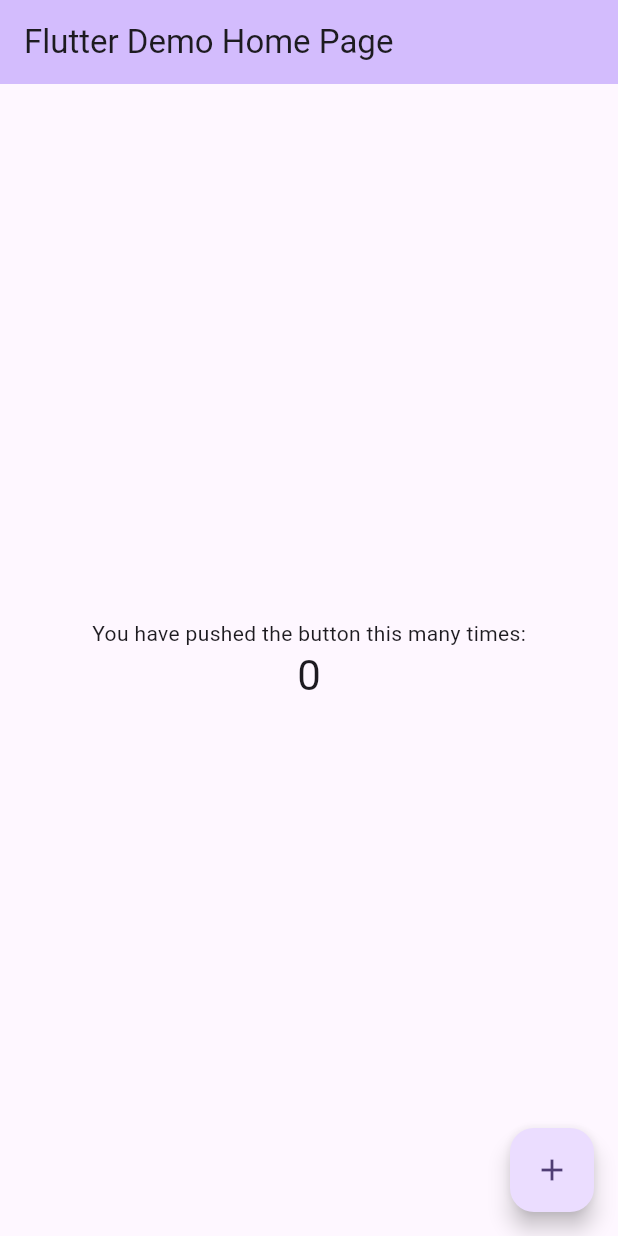
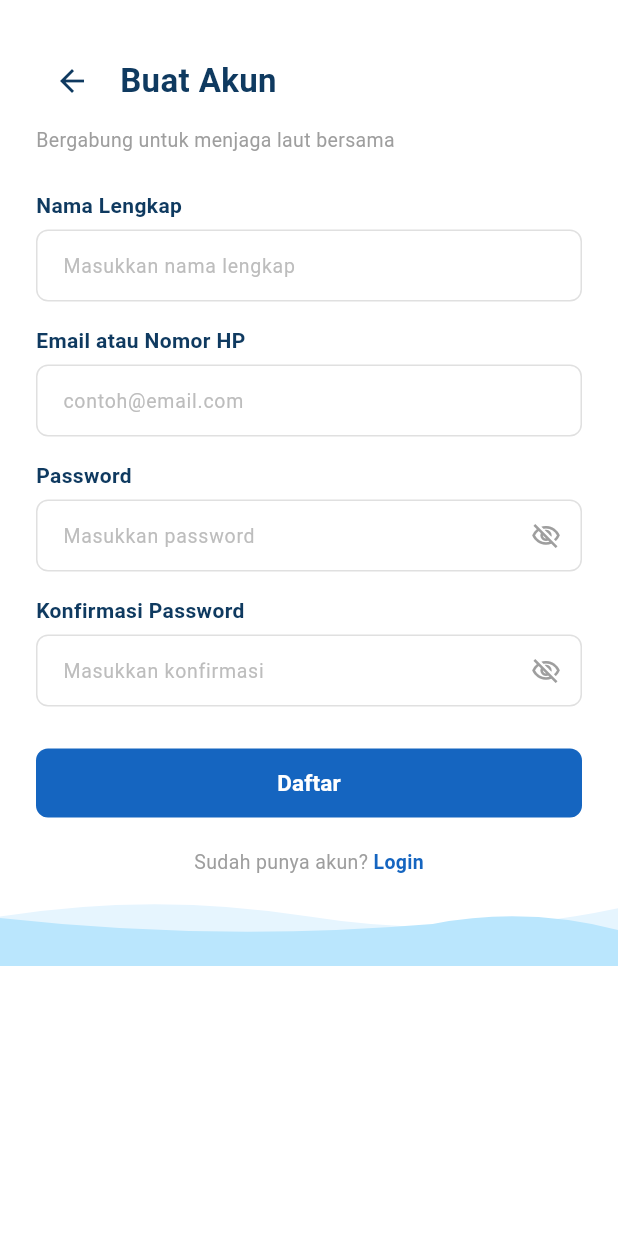
Before and after one commit to arfianti056-cloud/lautcare, a Flutter app: the screen it shows after launch, on a phone screen of 412 x 824 dp. Run offline on Flutter 3.47's test engine with Material 3 defaults, Android fonts, the phone set to English and light mode, and no system bars.

Commit message:
Update register screen LautCare

```diff
--- a/lib/main.dart
+++ b/lib/main.dart
@@ -1,4 +1,6 @@
 import 'package:flutter/material.dart';
+
+import 'screens/register_screen.dart';
 
 void main() {
   runApp(const MyApp());
@@ -7,116 +9,11 @@ void main() {
 class MyApp extends StatelessWidget {
   const MyApp({super.key});
 
-  // This widget is the root of your application.
   @override
   Widget build(BuildContext context) {
-    return MaterialApp(
-      title: 'Flutter Demo',
-      theme: ThemeData(
-        // This is the theme of your application.
-        //
-        // TRY THIS: Try running your application with "flutter run". You'll see
-        // the application has a purple toolbar. Then, without quitting the app,
-        // try changing the seedColor in the colorScheme below to Colors.green
-        // and then invoke "hot reload" (save your changes or press the "hot
-        // reload" button in a Flutter-supported IDE, or press "r" if you used
-        // the command line to start the app).
-        //
-        // Notice that the counter didn't reset back to zero; the application
-        // state is not lost during the reload. To reset the state, use hot
-        // restart instead.
-        //
-        // This works for code too, not just values: Most code changes can be
-        // tested with just a hot reload.
-        colorScheme: .fromSeed(seedColor: Colors.deepPurple),
-      ),
-      home: const MyHomePage(title: 'Flutter Demo Home Page'),
+    return const MaterialApp(
+      debugShowCheckedModeBanner: false,
+      home: RegisterScreen(),
     );
   }
 }
-
-class MyHomePage extends StatefulWidget {
-  const MyHomePage({super.key, required this.title});
-
-  // This widget is the home page of your application. It is stateful, meaning
-  // that it has a State object (defined below) that contains fields that affect
-  // how it looks.
-
-  // This class is the configuration for the state. It holds the values (in this
-  // case the title) provided by the parent (in this case the App widget) and
-  // used by the build method of the State. Fields in a Widget subclass are
-  // always marked "final".
-
-  final String title;
-
-  @override
-  State<MyHomePage> createState() => _MyHomePageState();
-}
-
-class _MyHomePageState extends State<MyHomePage> {
-  int _counter = 0;
-
-  void _incrementCounter() {
-    setState(() {
-      // This call to setState tells the Flutter framework that something has
-      // changed in this State, which causes it to rerun the build method below
-      // so that the display can reflect the updated values. If we changed
-      // _counter without calling setState(), then the build method would not be
-      // called again, and so nothing would appear to happen.
-      _counter++;
-    });
-  }
-
-  @override
-  Widget build(BuildContext context) {
-    // This method is rerun every time setState is called, for instance as done
-    // by the _incrementCounter method above.
-    //
-    // The Flutter framework has been optimized to make rerunning build methods
-    // fast, so that you can just rebuild anything that needs updating rather
-    // than having to individually change instances of widgets.
-    return Scaffold(
-      appBar: AppBar(
-        // TRY THIS: Try changing the color here to a specific color (to
-        // Colors.amber, perhaps?) and trigger a hot reload to see the AppBar
-        // change color while the other colors stay the same.
-        backgroundColor: Theme.of(context).colorScheme.inversePrimary,
-        // Here we take the value from the MyHomePage object that was created by
-        // the App.build method, and use it to set our appbar title.
-        title: Text(widget.title),
-      ),
-      body: Center(
-        // Center is a layout widget. It takes a single child and positions it
-        // in the middle of the parent.
-        child: Column(
-          // Column is also a layout widget. It takes a list of children and
-          // arranges them vertically. By default, it sizes itself to fit its
-          // children horizontally, and tries to be as tall as its parent.
-          //
-          // Column has various properties to control how it sizes itself and
-          // how it positions its children. Here we use mainAxisAlignment to
-          // center the children vertically; the main axis here is the vertical
-          // axis because Columns are vertical (the cross axis would be
-          // horizontal).
-          //
-          // TRY THIS: Invoke "debug painting" (choose the "Toggle Debug Paint"
-          // action in the IDE, or press "p" in the console), to see the
-          // wireframe for each widget.
-          mainAxisAlignment: .center,
-          children: [
-            const Text('You have pushed the button this many times:'),
-            Text(
-              '$_counter',
-              style: Theme.of(context).textTheme.headlineMedium,
-            ),
-          ],
-        ),
-      ),
-      floatingActionButton: FloatingActionButton(
-        onPressed: _incrementCounter,
-        tooltip: 'Increment',
-        child: const Icon(Icons.add),
-      ),
-    );
-  }
-}
--- /dev/null
+++ b/lib/screens/register_screen.dart
@@ -0,0 +1,273 @@
+import 'package:flutter/material.dart';
+
+class RegisterScreen extends StatefulWidget {
+  const RegisterScreen({super.key});
+  @override
+  State<RegisterScreen> createState() => _RegisterScreenState();
+}
+
+class _RegisterScreenState extends State<RegisterScreen> {
+  final _formKey = GlobalKey<FormState>();
+  final _nameCtrl = TextEditingController();
+  final _emailCtrl = TextEditingController();
+  final _passCtrl = TextEditingController();
+  final _confirmPassCtrl = TextEditingController();
+  bool _obscurePass = true, _obscureConfirm = true;
+  static const _navy = Color(0xFF0F3A60);
+  static const _blue = Color(0xFF1565C0);
+
+  @override
+  void dispose() {
+    _nameCtrl.dispose();
+    _emailCtrl.dispose();
+    _passCtrl.dispose();
+    _confirmPassCtrl.dispose();
+    super.dispose();
+  }
+
+  Widget _label(String text) => Text(
+    text,
+    style: const TextStyle(
+      fontSize: 14,
+      fontWeight: FontWeight.bold,
+      color: _navy,
+    ),
+  );
+
+  InputDecoration _deco(String hint, {Widget? suffix}) => InputDecoration(
+    hintText: hint,
+    hintStyle: TextStyle(color: Colors.grey.shade400, fontSize: 13),
+    contentPadding: const EdgeInsets.symmetric(horizontal: 14, vertical: 12),
+    suffixIcon: suffix,
+    border: OutlineInputBorder(
+      borderRadius: BorderRadius.circular(8),
+      borderSide: BorderSide(color: Colors.grey.shade300),
+    ),
+    enabledBorder: OutlineInputBorder(
+      borderRadius: BorderRadius.circular(8),
+      borderSide: BorderSide(color: Colors.grey.shade300),
+    ),
+    focusedBorder: OutlineInputBorder(
+      borderRadius: BorderRadius.circular(8),
+      borderSide: const BorderSide(color: _blue),
+    ),
+  );
+
+  @override
+  Widget build(BuildContext context) {
+    return Scaffold(
+      backgroundColor: Colors.white,
+      body: Stack(
+        children: [
+          Positioned(
+            bottom: 0,
+            left: 0,
+            right: 0,
+            child: ClipPath(
+              clipper: _Wave1(),
+              child: Container(
+                height: 55,
+                color: const Color(0xFFE0F2FE).withOpacity(0.8),
+              ),
+            ),
+          ),
+          Positioned(
+            bottom: 0,
+            left: 0,
+            right: 0,
+            child: ClipPath(
+              clipper: _Wave2(),
+              child: Container(height: 40, color: const Color(0xFFBAE6FD)),
+            ),
+          ),
+          SafeArea(
+            child: SingleChildScrollView(
+              padding: const EdgeInsets.fromLTRB(24, 20, 24, 60),
+              child: Form(
+                key: _formKey,
+                child: Column(
+                  crossAxisAlignment: CrossAxisAlignment.start,
+                  children: [
+                    const SizedBox(height: 10),
+                    Row(
+                      children: [
+                        IconButton(
+                          padding: EdgeInsets.zero,
+                          constraints: const BoxConstraints(),
+                          icon: const Icon(
+                            Icons.arrow_back,
+                            color: _navy,
+                            size: 24,
+                          ),
+                          onPressed: () => Navigator.pop(context),
+                        ),
+                        const SizedBox(width: 8),
+                        const Text(
+                          'Buat Akun',
+                          style: TextStyle(
+                            fontSize: 22,
+                            fontWeight: FontWeight.bold,
+                            color: _navy,
+                          ),
+                        ),
+                      ],
+                    ),
+                    const SizedBox(height: 6),
+                    const Text(
+                      'Bergabung untuk menjaga laut bersama',
+                      style: TextStyle(fontSize: 13, color: Colors.grey),
+                    ),
+                    const SizedBox(height: 24),
+                    _label('Nama Lengkap'),
+                    const SizedBox(height: 6),
+                    TextFormField(
+                      controller: _nameCtrl,
+                      decoration: _deco('Masukkan nama lengkap'),
+                    ),
+                    const SizedBox(height: 16),
+                    _label('Email atau Nomor HP'),
+                    const SizedBox(height: 6),
+                    TextFormField(
+                      controller: _emailCtrl,
+                      keyboardType: TextInputType.emailAddress,
+                      decoration: _deco('contoh@email.com'),
+                    ),
+                    const SizedBox(height: 16),
+                    _label('Password'),
+                    const SizedBox(height: 6),
+                    TextFormField(
+                      controller: _passCtrl,
+                      obscureText: _obscurePass,
+                      decoration: _deco(
+                        'Masukkan password',
+                        suffix: IconButton(
+                          icon: Icon(
+                            _obscurePass
+                                ? Icons.visibility_off_outlined
+                                : Icons.visibility_outlined,
+                            color: Colors.grey,
+                            size: 20,
+                          ),
+                          onPressed: () =>
+                              setState(() => _obscurePass = !_obscurePass),
+                        ),
+                      ),
+                    ),
+                    const SizedBox(height: 16),
+                    _label('Konfirmasi Password'),
+                    const SizedBox(height: 6),
+                    TextFormField(
+                      controller: _confirmPassCtrl,
+                      obscureText: _obscureConfirm,
+                      decoration: _deco(
+                        'Masukkan konfirmasi',
+                        suffix: IconButton(
+                          icon: Icon(
+                            _obscureConfirm
+                                ? Icons.visibility_off_outlined
+                                : Icons.visibility_outlined,
+                            color: Colors.grey,
+                            size: 20,
+                          ),
+                          onPressed: () => setState(
+                            () => _obscureConfirm = !_obscureConfirm,
+                          ),
+                        ),
+                      ),
+                    ),
+                    const SizedBox(height: 28),
+                    SizedBox(
+                      width: double.infinity,
+                      height: 46,
+                      child: ElevatedButton(
+                        onPressed: () {
+                          if (_formKey.currentState!.validate()) {}
+                        },
+                        style: ElevatedButton.styleFrom(
+                          backgroundColor: _blue,
+                          elevation: 0,
+                          shape: RoundedRectangleBorder(
+                            borderRadius: BorderRadius.circular(8),
+                          ),
+                        ),
+                        child: const Text(
+                          'Daftar',
+                          style: TextStyle(
+                            fontSize: 15,
+                            fontWeight: FontWeight.bold,
+                            color: Colors.white,
+                          ),
+                        ),
+                      ),
+                    ),
+                    const SizedBox(height: 20),
+                    Row(
+                      mainAxisAlignment: MainAxisAlignment.center,
+                      children: [
+                        const Text(
+                          'Sudah punya akun? ',
+                          style: TextStyle(fontSize: 13, color: Colors.grey),
+                        ),
+                        GestureDetector(
+                          onTap: () => Navigator.pop(context),
+                          child: const Text(
+                            'Login',
+                            style: TextStyle(
+                              fontSize: 13,
+                              color: _blue,
+                              fontWeight: FontWeight.bold,
+                            ),
+                          ),
+                        ),
+                      ],
+                    ),
+                  ],
+                ),
+              ),
+            ),
+          ),
+        ],
+      ),
+    );
+  }
+}
+
+class _Wave1 extends CustomClipper<Path> {
+  @override
+  Path getClip(Size size) {
+    var path = Path()..lineTo(0, size.height * 0.4);
+    var p1 = Offset(size.width * 0.25, size.height * 0.1);
+    var e1 = Offset(size.width * 0.5, size.height * 0.4);
+    var p2 = Offset(size.width * 0.75, size.height * 0.7);
+    var e2 = Offset(size.width, size.height * 0.3);
+    path.quadraticBezierTo(p1.dx, p1.dy, e1.dx, e1.dy);
+    path.quadraticBezierTo(p2.dx, p2.dy, e2.dx, e2.dy);
+    return path
+      ..lineTo(size.width, size.height)
+      ..lineTo(0, size.height)
+      ..close();
+  }
+
+  @override
+  bool shouldReclip(CustomClipper<Path> old) => false;
+}
+
+class _Wave2 extends CustomClipper<Path> {
+  @override
+  Path getClip(Size size) {
+    var path = Path()..lineTo(0, size.height * 0.2);
+    var p1 = Offset(size.width * 0.35, size.height * 0.6);
+    var e1 = Offset(size.width * 0.7, size.height * 0.3);
+    var p2 = Offset(size.width * 0.85, 0);
+    var e2 = Offset(size.width, size.height * 0.4);
+    path.quadraticBezierTo(p1.dx, p1.dy, e1.dx, e1.dy);
+    path.quadraticBezierTo(p2.dx, p2.dy, e2.dx, e2.dy);
+    return path
+      ..lineTo(size.width, size.height)
+      ..lineTo(0, size.height)
+      ..close();
+  }
+
+  @override
+  bool shouldReclip(CustomClipper<Path> old) => false;
+}
--- a/pubspec.yaml
+++ b/pubspec.yaml
@@ -19,7 +19,7 @@ publish_to: 'none' # Remove this line if you wish to publish to pub.dev
 version: 1.0.0+1
 
 environment:
-  sdk: ^3.13.1
+  sdk: '>=3.13.0 <4.0.0'
 
 # Dependencies specify other packages that your package needs in order to work.
 # To automatically upgrade your package dependencies to the latest versions
```
Also changed, not shown: pubspec.lock.
